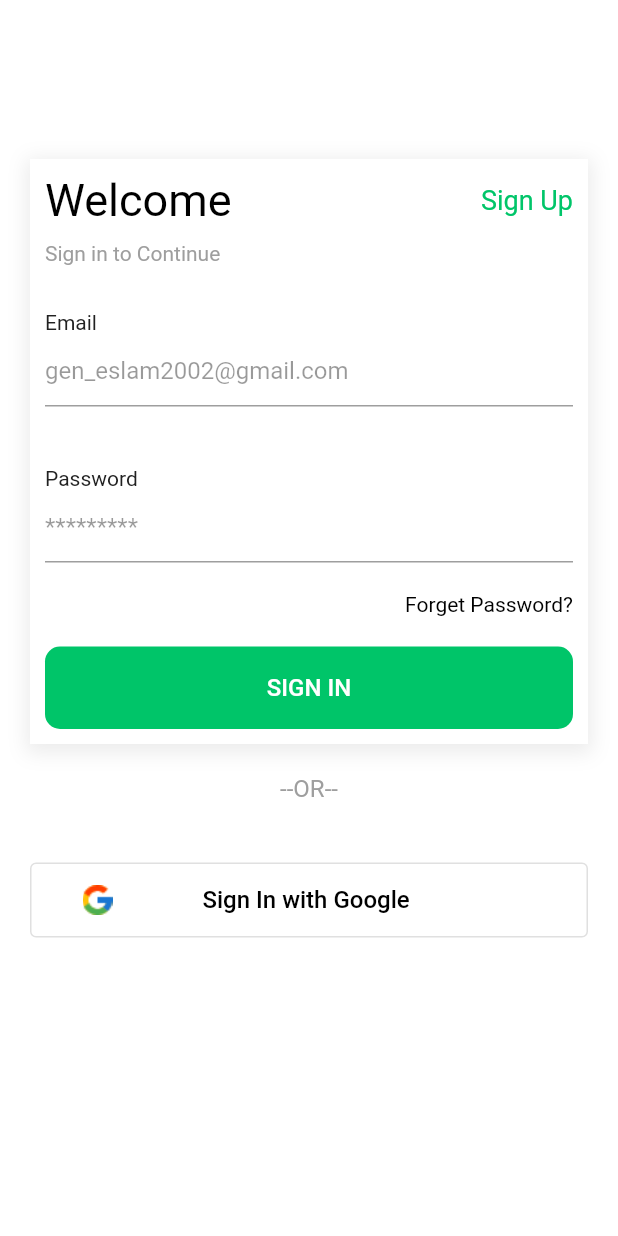
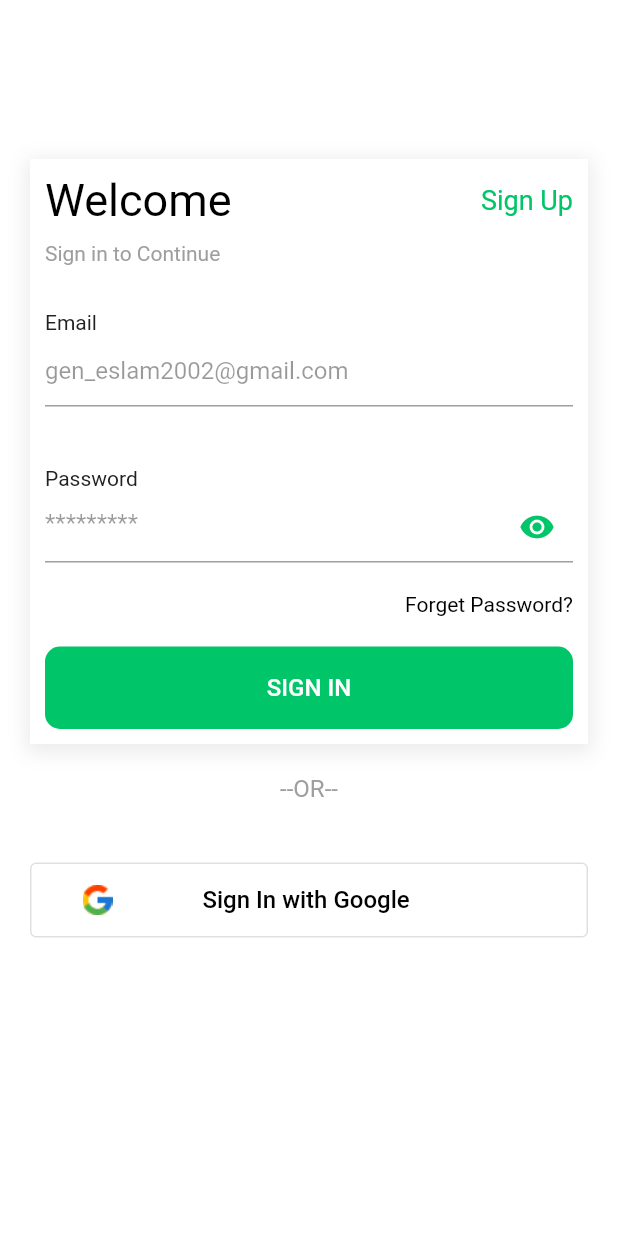
Before and after one commit to gen-eslam/shopapp_getx_mvvm, a Flutter app: the screen it shows after launch, on a phone screen of 412 x 824 dp. Run offline on Flutter 3.47's test engine with Material 2 defaults, Android fonts, the light colour scheme and no system bars; our stand-ins replace firebase_auth, firebase_core, get, google_sign_in; accounts and stored records are empty.

Commit message:
show password

```diff
--- a/lib/core/utils/constance.dart
+++ b/lib/core/utils/constance.dart
@@ -1,6 +1,7 @@
-
 import 'package:flutter/material.dart';
 
-const  primaryColor = Color.fromRGBO(0, 197, 105, 1);
+const primaryColor = Color.fromRGBO(0, 197, 105, 1);
 const blackColor = Colors.black;
 const errorColor = Colors.red;
+const String validationEmail =
+    r"^[a-zA-Z0-9.a-zA-Z0-9.!#$%&'*+-/=?^_`{|}~]+@[a-zA-Z0-9]+\.[a-zA-Z]+";
--- a/lib/core/view_model/auth_view_model.dart
+++ b/lib/core/view_model/auth_view_model.dart
@@ -6,6 +6,7 @@ import 'package:shop_app_mvvm_getx_besia/core/utils/constance.dart';
 
 class AuthViewModel extends GetxController {
   late String email, password, name;
+  bool hidePass = true;
   final GoogleSignIn _googleSignIn = GoogleSignIn(
     scopes: [
       'email',
@@ -41,4 +42,23 @@ class AuthViewModel extends GetxController {
       );
     }
   }
+
+  /// show password methods
+  void showHidePassword() {
+    hidePass = !hidePass;
+    update();
+  }
+
+  IconData passwordIcon() {
+    return hidePass ? Icons.remove_red_eye : Icons.visibility_off;
+  }
+  ///TODO Validate Email RGX
+  void showErrorMessage(String? value) {
+
+    Get.snackbar("Empty parameter", "this field required ",
+        colorText: Colors.white,
+        backgroundColor: Colors.red,
+        snackPosition: SnackPosition.BOTTOM,
+        padding: const EdgeInsets.all(30));
+  }
 }
--- a/lib/view/auth/login_screen.dart
+++ b/lib/view/auth/login_screen.dart
@@ -15,16 +15,13 @@ class LoginScreen extends GetWidget<AuthViewModel> {
 
   @override
   Widget build(BuildContext context) {
-
     return Scaffold(
       backgroundColor: Colors.white,
       appBar: AppBar(
         elevation: 0.0,
         backgroundColor: Colors.white,
       ),
-      body: Form(
-        key: _formKey,
-        child: Padding(
+      body: Padding(
         padding: const EdgeInsets.only(
           top: 50.0,
           right: 20.0,
@@ -45,21 +42,24 @@ class LoginScreen extends GetWidget<AuthViewModel> {
                   color: Colors.white,
                   shape: BoxShape.rectangle,
                   boxShadow: [
-                   BoxShadow(color:Colors.grey.withOpacity(0.2) ,
+                    BoxShadow(color: Colors.grey.withOpacity(0.2),
                       blurRadius: 10,
                       spreadRadius: 3,
-                     offset:const Offset(0,3),
+                      offset: const Offset(0, 3),
                     ),
                   ]
 
               ),
+              child: Form(
+                key: _formKey,
                 child: Column(
                   children: [
                     Row(
                       mainAxisAlignment: MainAxisAlignment.spaceBetween,
                       children: const [
                         CustomText(text: "Welcome", fontSize: 30),
-                       CustomText(text: "Sign Up", color: primaryColor, fontSize: 18),
+                        CustomText(
+                            text: "Sign Up", color: primaryColor, fontSize: 18),
                       ],
                     ),
                     const SizedBox(
@@ -76,18 +76,37 @@ class LoginScreen extends GetWidget<AuthViewModel> {
                     CustomTextFormField(
                       text: "Email",
                       hint: "gen_eslam2002@gmail.com",
-                     onSave: (value) {},
-                     validator: (value) {},
+                      onSave: (value) {
+                        controller.email = value!;
+                      },
+                      validator: (value) {
+                        controller.showErrorMessage(value);
+                      },
                     ),
                     const SizedBox(
                       height: 40,
                     ),
-                   CustomTextFormField(
+                    GetBuilder<AuthViewModel>(builder: (logic) {
+                      return CustomTextFormField(
                           text: "Password",
                           hint: "*********",
-                     onSave: (value) {},
-                     validator: (value) {},
+                          obscureText: controller.hidePass,
+                          onSave: (value) {
+                            controller.password = value!;
+                          },
+                          validator: (value) {
+
+                          },
+                          suffixIcon: IconButton(
+                            color: primaryColor,
+                            icon: Icon(controller.passwordIcon(),),
+                            onPressed: () {
+                              controller.showHidePassword();
+                            },
                           ),
+
+                      );
+                    }),
                     const SizedBox(
                       height: 20,
                     ),
@@ -106,6 +125,7 @@ class LoginScreen extends GetWidget<AuthViewModel> {
                       text: 'SIGN IN',
                     ),
                   ],
+                ),
               ),
             ),
             const SizedBox(
@@ -128,7 +148,6 @@ class LoginScreen extends GetWidget<AuthViewModel> {
           ],
         ),
       ),
-      ),
     );
   }
 }
--- a/lib/view/widgets/custom_text_form_field.dart
+++ b/lib/view/widgets/custom_text_form_field.dart
@@ -7,35 +7,45 @@ class CustomTextFormField extends StatelessWidget {
   final String text;
   final String hint;
   final Function(String?)? onSave;
+  final Widget? suffixIcon;
+  final bool obscureText;
+  final TextInputType textInputType;
   final String? Function(String?)? validator;
-
 
   const CustomTextFormField({
     super.key,
     required this.text,
     required this.hint,
-     this.onSave ,
-     this.validator ,
+    this.onSave,
+    this.suffixIcon,
+    this.obscureText =false,
+    this.textInputType = TextInputType.text,
+    this.validator,
   });
 
   @override
   Widget build(BuildContext context) {
-    return  Column(
+    return Column(
       children: [
-        CustomText(text: text,fontSize: 14,color: Colors.grey.shade900,),
+        CustomText(
+          text: text,
+          fontSize: 14,
+          color: Colors.grey.shade900,
+        ),
         TextFormField(
           onSaved: onSave,
           validator: validator,
           cursorColor: primaryColor,
-
+          obscureText:obscureText ,
+          keyboardType: textInputType,
           decoration: InputDecoration(
             hintText: hint,
             hintStyle: TextStyle(color: Colors.black.withOpacity(0.4)),
             fillColor: Colors.white,
-              focusedBorder:const UnderlineInputBorder(
+            focusedBorder: const UnderlineInputBorder(
               borderSide: BorderSide(color: primaryColor),
             ),
-
+            suffixIcon: suffixIcon,
           ),
         ),
       ],
```
Lines whose indentation alone changed are shown as unchanged.
